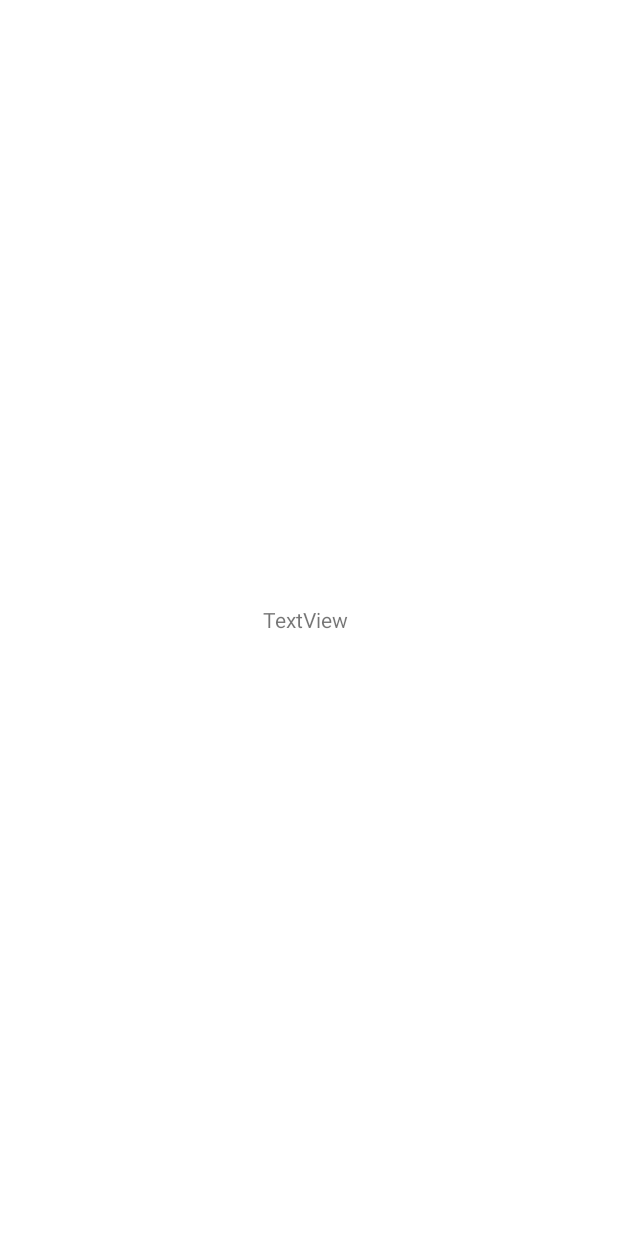
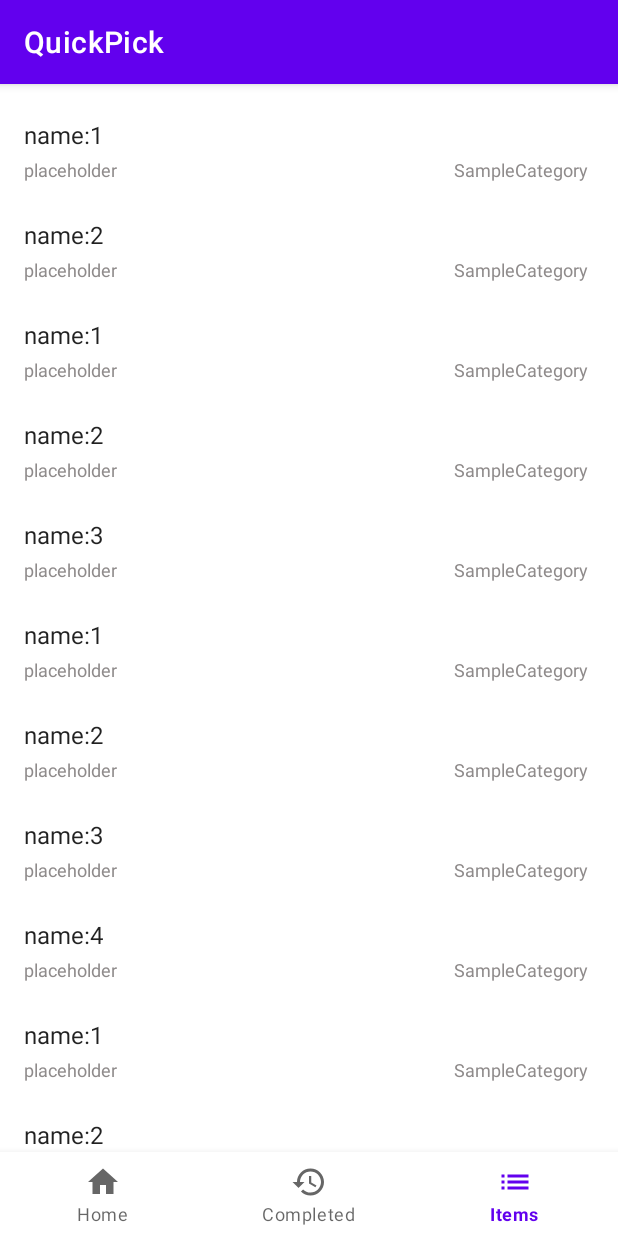
Before and after one commit to PatrykDyminski/Fiszki, an Android app: the ItemListActivity screen opened directly, with no data from a screen before it, on a phone screen of 412 x 824 dp. Before the commit the screen is almost empty. Run offline under Robolectric (Android 15) with nearby library versions, the phone set to English and light mode, and no system bars.

Commit message:
working item list

```diff
--- a/app/src/main/java/com/patryk/quickpick/ItemListActivity.kt
+++ b/app/src/main/java/com/patryk/quickpick/ItemListActivity.kt
@@ -1,11 +1,64 @@
 package com.patryk.quickpick
 
+import android.content.Intent
+import android.os.Bundle
+import android.view.MenuItem
 import androidx.appcompat.app.AppCompatActivity
-import android.os.Bundle
+import androidx.appcompat.widget.Toolbar
+import androidx.recyclerview.widget.LinearLayoutManager
+import androidx.recyclerview.widget.RecyclerView
+import com.google.android.material.bottomnavigation.BottomNavigationView
+import com.patryk.quickpick.data.DemoDataContent
 
 class ItemListActivity : AppCompatActivity() {
+
+    private lateinit var recyclerView: RecyclerView
+    private lateinit var viewAdapter: RecyclerView.Adapter<*>
+    private lateinit var viewManager: RecyclerView.LayoutManager
+
+    private lateinit var bottomNav : BottomNavigationView
+
+    @ExperimentalStdlibApi
     override fun onCreate(savedInstanceState: Bundle?) {
         super.onCreate(savedInstanceState)
         setContentView(R.layout.activity_item_list)
+
+        val toolbar = findViewById<Toolbar>(R.id.toolbar)
+        setSupportActionBar(toolbar)
+        //toolbar.title = title
+
+        bottomNav = findViewById(R.id.bottomNav)
+        bottomNav.selectedItemId = R.id.items
+        setBottomNav()
+
+        viewManager = LinearLayoutManager(this)
+        viewAdapter = OrderDetailFragment.MyAdapter(DemoDataContent.ITEMS)
+        recyclerView = this.findViewById<RecyclerView>(R.id.allItems).apply {
+            setHasFixedSize(true)
+            layoutManager = viewManager
+            adapter = viewAdapter
+        }
+    }
+
+    private fun setBottomNav() {
+        bottomNav.setOnNavigationItemSelectedListener(object :
+            BottomNavigationView.OnNavigationItemSelectedListener {
+            override fun onNavigationItemSelected(item: MenuItem): Boolean {
+                when (item.itemId) {
+                    R.id.home -> {
+                        val intent = Intent(this@ItemListActivity, OrderListActivity::class.java)
+                        this@ItemListActivity.startActivity(intent)
+                        return true
+                    }
+                    R.id.completed -> {
+                        return true
+                    }
+                    R.id.items -> {
+                        return true
+                    }
+                }
+                return false
+            }
+        })
     }
 }
--- a/app/src/main/java/com/patryk/quickpick/OrderListActivity.kt
+++ b/app/src/main/java/com/patryk/quickpick/OrderListActivity.kt
@@ -41,7 +41,8 @@ class OrderListActivity : AppCompatActivity() {
         setSupportActionBar(toolbar)
         toolbar.title = title
 
-        bottomNav = findViewById<BottomNavigationView>(R.id.bottomNav)
+        bottomNav = findViewById(R.id.bottomNav)
+        bottomNav.selectedItemId = R.id.home
         setBottomNav()
 
         if (findViewById<NestedScrollView>(R.id.item_detail_container) != null) {
--- a/app/src/main/java/com/patryk/quickpick/data/DemoDataContent.kt
+++ b/app/src/main/java/com/patryk/quickpick/data/DemoDataContent.kt
@@ -12,6 +12,7 @@ import java.util.HashMap
 object DemoDataContent {
 
     val ORDERS: MutableList<Order> = ArrayList()
+    val ITEMS: MutableList<Item> = ArrayList()
 
     val ORDERS_MAP: MutableMap<String, Order> = HashMap()
 
@@ -36,7 +37,9 @@ object DemoDataContent {
         var items = mutableListOf<Item>()
 
         for(i in 1..position){
-            items.add(Item("name:"+i.toString(), "SampleCategory", "brcd:"+i.toString(), 1f, Dimensions(1f,1f,1f)))
+            val item = Item("name:"+i.toString(), "SampleCategory", "brcd:"+i.toString(), 1f, Dimensions(1f,1f,1f))
+            items.add(item)
+            ITEMS.add(item)
         }
 
         return items
--- a/app/src/main/res/layout/activity_item_list.xml
+++ b/app/src/main/res/layout/activity_item_list.xml
@@ -1,18 +1,23 @@
 <?xml version="1.0" encoding="utf-8"?>
-<androidx.constraintlayout.widget.ConstraintLayout xmlns:android="http://schemas.android.com/apk/res/android"
-    xmlns:app="http://schemas.android.com/apk/res-auto"
+<androidx.coordinatorlayout.widget.CoordinatorLayout
+    xmlns:android="http://schemas.android.com/apk/res/android"
     xmlns:tools="http://schemas.android.com/tools"
     android:layout_width="match_parent"
     android:layout_height="match_parent"
+    android:fitsSystemWindows="true"
     tools:context=".ItemListActivity">
 
-    <TextView
-        android:id="@+id/textView"
-        android:layout_width="61dp"
-        android:layout_height="18dp"
-        android:text="TextView"
-        app:layout_constraintBottom_toBottomOf="parent"
-        app:layout_constraintEnd_toEndOf="parent"
-        app:layout_constraintStart_toStartOf="parent"
-        app:layout_constraintTop_toTopOf="parent" />
-</androidx.constraintlayout.widget.ConstraintLayout>
+    <include layout="@layout/component_appbar"/>
+
+
+    <androidx.recyclerview.widget.RecyclerView
+        android:id="@+id/allItems"
+        android:layout_width="match_parent"
+        android:layout_height="wrap_content"
+        android:layout_marginStart="16dp"
+        android:layout_marginEnd="16dp"
+        tools:listitem="@layout/content_item_in_order" />
+
+    <include layout="@layout/component_bottomnav"/>
+
+</androidx.coordinatorlayout.widget.CoordinatorLayout>
--- /dev/null
+++ b/app/src/main/res/layout/component_bottomnav.xml
@@ -0,0 +1,9 @@
+<?xml version="1.0" encoding="utf-8"?>
+<com.google.android.material.bottomnavigation.BottomNavigationView xmlns:app="http://schemas.android.com/apk/res-auto"
+    android:id="@+id/bottomNav"
+    android:layout_width="match_parent"
+    android:layout_height="wrap_content"
+    app:labelVisibilityMode="labeled"
+    app:menu="@menu/bottom_nav_menu"
+    android:layout_gravity="bottom"
+    xmlns:android="http://schemas.android.com/apk/res/android" />
```
Also changed, not shown: app/src/main/res/layout/activity_order_list.xml (+3 -9 lines).
